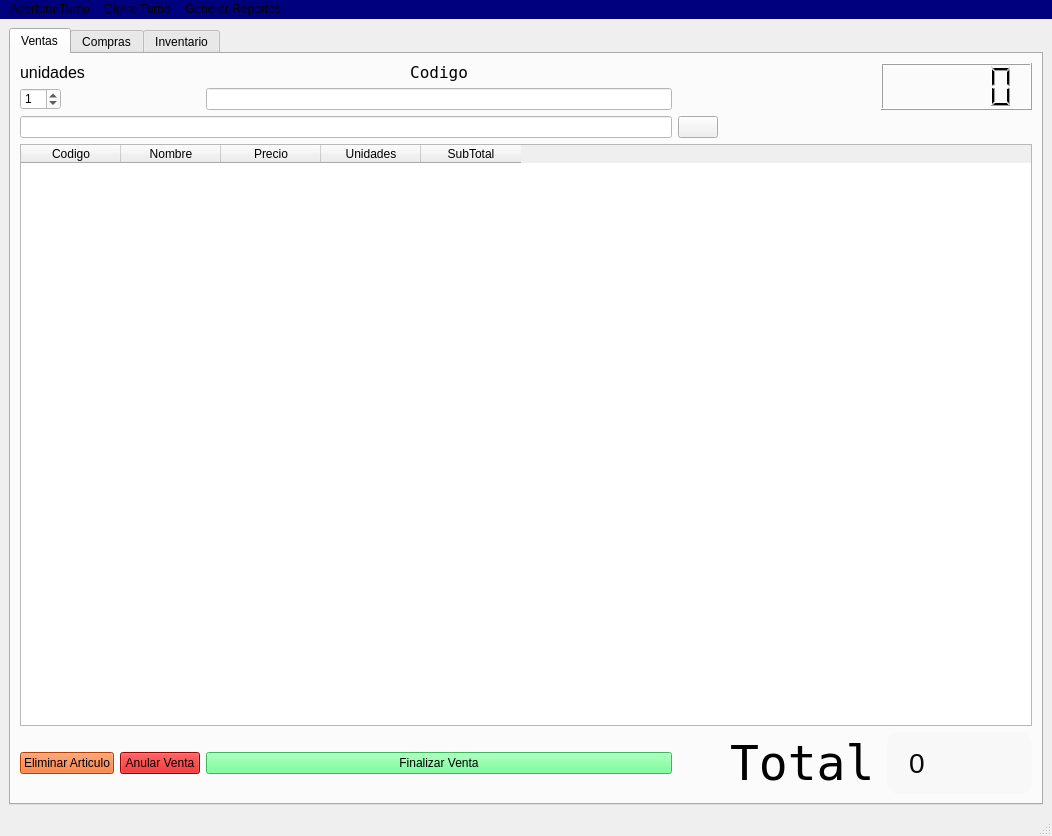
MatiSalinas/PoSLibreria, file ventanaPrincipal.ui: the form before one commit.
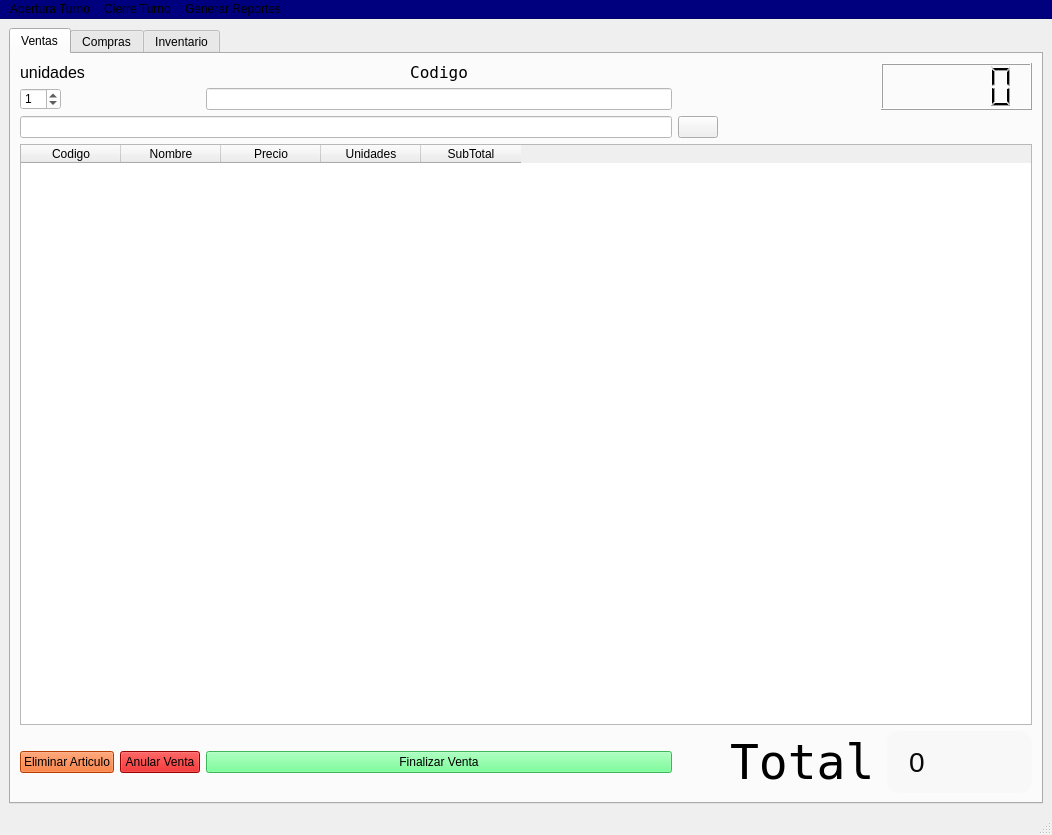
The form after the commit.

Patch:
```diff
--- a/ventanaPrincipal.ui
+++ b/ventanaPrincipal.ui
@@ -7,7 +7,7 @@
     <x>0</x>
     <y>0</y>
     <width>1052</width>
-    <height>836</height>
+    <height>835</height>
    </rect>
   </property>
   <property name="windowTitle">
```
